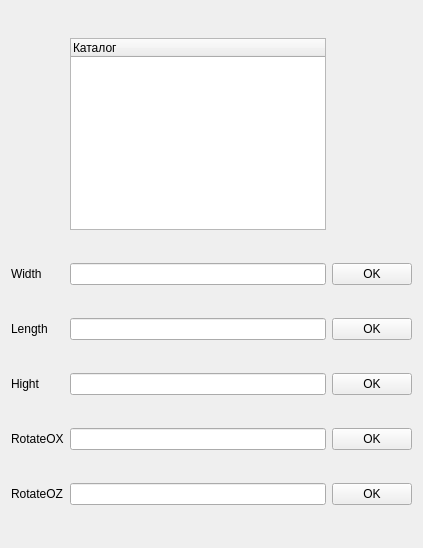
First picture: the form in settings.ui, repository Tulenien/ComputerGraphics, before the edit.
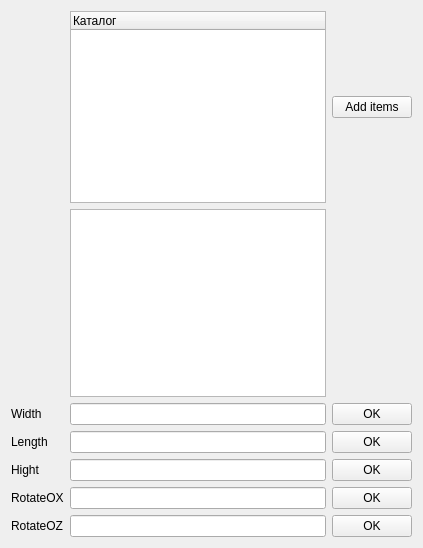
Second picture: the form after the edit.

Commit message: separate loadItemCatalog into private method of Settings, add Button and slot to add items from QTreeWidget

```diff
--- a/settings.ui
+++ b/settings.ui
@@ -14,82 +14,82 @@
    <string>Form</string>
   </property>
   <layout class="QGridLayout" name="gridLayout">
-   <item row="1" column="2">
+   <item row="2" column="2">
     <widget class="QPushButton" name="setWidth">
      <property name="text">
       <string>OK</string>
      </property>
     </widget>
    </item>
-   <item row="9" column="1">
+   <item row="10" column="1">
     <widget class="QLineEdit" name="rotateOZField"/>
    </item>
-   <item row="3" column="1">
+   <item row="4" column="1">
     <widget class="QLineEdit" name="lengthField"/>
    </item>
-   <item row="8" column="0">
+   <item row="9" column="0">
     <widget class="QLabel" name="label">
      <property name="text">
       <string>RotateOX</string>
      </property>
     </widget>
    </item>
-   <item row="8" column="1">
+   <item row="9" column="1">
     <widget class="QLineEdit" name="rotateOXField"/>
    </item>
-   <item row="1" column="1">
+   <item row="2" column="1">
     <widget class="QLineEdit" name="widthField"/>
    </item>
-   <item row="4" column="0">
+   <item row="5" column="0">
     <widget class="QLabel" name="label_3">
      <property name="text">
       <string>Hight</string>
      </property>
     </widget>
    </item>
-   <item row="1" column="0">
+   <item row="2" column="0">
     <widget class="QLabel" name="label_1">
      <property name="text">
       <string>Width</string>
      </property>
     </widget>
    </item>
-   <item row="3" column="2">
+   <item row="4" column="2">
     <widget class="QPushButton" name="setLength">
      <property name="text">
       <string>OK</string>
      </property>
     </widget>
    </item>
-   <item row="8" column="2">
+   <item row="9" column="2">
     <widget class="QPushButton" name="rotateOXbutton">
      <property name="text">
       <string>OK</string>
      </property>
     </widget>
    </item>
-   <item row="9" column="0">
+   <item row="10" column="0">
     <widget class="QLabel" name="label_4">
      <property name="text">
       <string>RotateOZ</string>
      </property>
     </widget>
    </item>
-   <item row="9" column="2">
+   <item row="10" column="2">
     <widget class="QPushButton" name="rotateOZbutton">
      <property name="text">
       <string>OK</string>
      </property>
     </widget>
    </item>
-   <item row="4" column="2">
+   <item row="5" column="2">
     <widget class="QPushButton" name="setHight">
      <property name="text">
       <string>OK</string>
      </property>
     </widget>
    </item>
-   <item row="3" column="0">
+   <item row="4" column="0">
     <widget class="QLabel" name="label_2">
      <property name="text">
       <string>Length</string>
@@ -111,9 +111,19 @@
      </column>
     </widget>
    </item>
-   <item row="4" column="1">
+   <item row="5" column="1">
     <widget class="QLineEdit" name="heightField"/>
    </item>
+   <item row="0" column="2">
+    <widget class="QPushButton" name="addItemsButton">
+     <property name="text">
+      <string>Add items</string>
+     </property>
+    </widget>
+   </item>
+   <item row="1" column="1">
+    <widget class="QListWidget" name="ItemListWdt"/>
+   </item>
   </layout>
  </widget>
  <resources/>
```
The commit also changes 2 other files.
